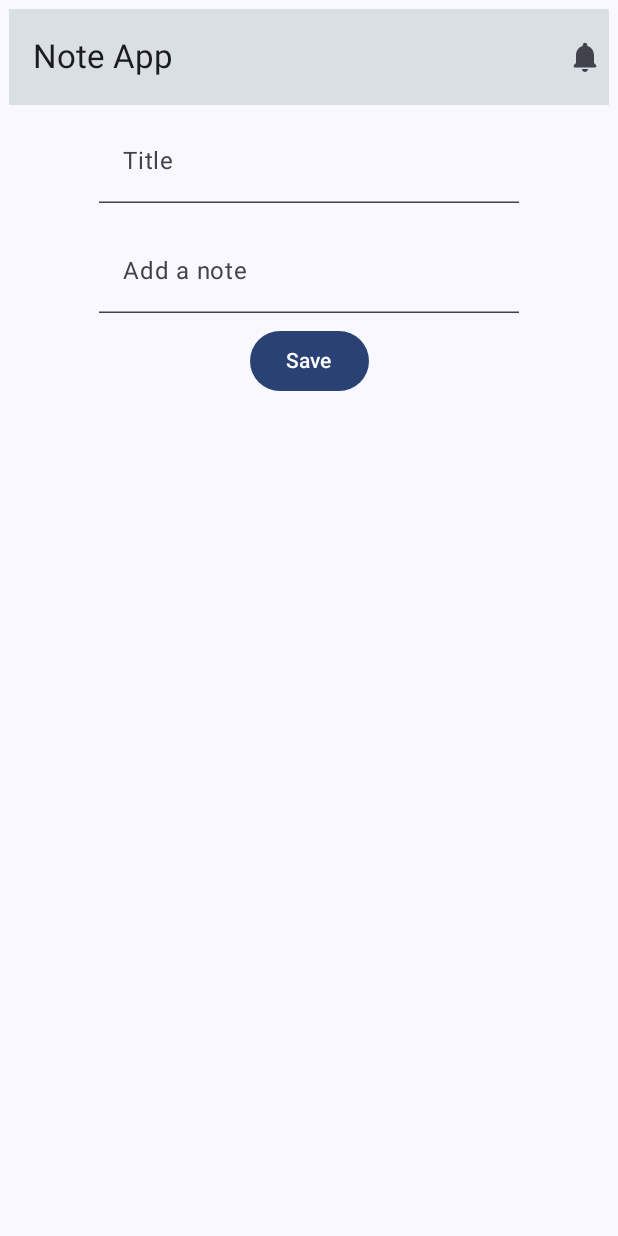
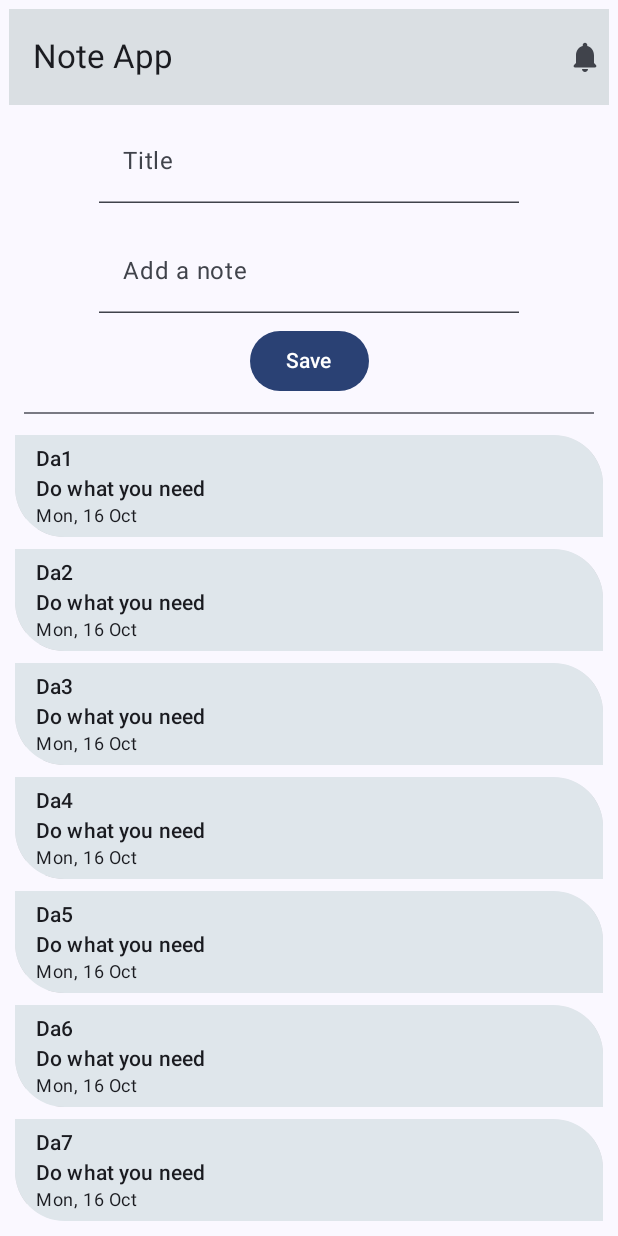
Before and after one commit to arstanrakhmat/compose-note-app, an Android app built with Jetpack Compose: the screen it shows after launch (MainActivity), on a phone screen of 412 x 824 dp. Run offline under Robolectric (Android 15) with nearby library versions, the phone set to English and light mode, and no system bars.

Commit message:
Create note app with dummy implementation

```diff
--- a/app/build.gradle
+++ b/app/build.gradle
@@ -9,7 +9,7 @@ android {
 
     defaultConfig {
         applicationId "com.example.noteapp"
-        minSdk 24
+        minSdk 26
         targetSdk 33
         versionCode 1
         versionName "1.0"
@@ -64,4 +64,5 @@ dependencies {
     androidTestImplementation 'androidx.compose.ui:ui-test-junit4'
     debugImplementation 'androidx.compose.ui:ui-tooling'
     debugImplementation 'androidx.compose.ui:ui-test-manifest'
+    implementation("androidx.lifecycle:lifecycle-viewmodel-compose:2.6.1")
 }
--- a/app/src/main/java/com/example/noteapp/MainActivity.kt
+++ b/app/src/main/java/com/example/noteapp/MainActivity.kt
@@ -3,13 +3,16 @@ package com.example.noteapp
 import android.os.Bundle
 import androidx.activity.ComponentActivity
 import androidx.activity.compose.setContent
+import androidx.activity.viewModels
 import androidx.compose.foundation.layout.fillMaxSize
 import androidx.compose.material3.MaterialTheme
 import androidx.compose.material3.Surface
 import androidx.compose.runtime.Composable
 import androidx.compose.ui.Modifier
 import androidx.compose.ui.tooling.preview.Preview
+import androidx.lifecycle.viewmodel.compose.viewModel
 import com.example.noteapp.screen.NoteScreen
+import com.example.noteapp.screen.NoteViewModel
 import com.example.noteapp.ui.theme.NoteAppTheme
 
 class MainActivity : ComponentActivity() {
@@ -22,11 +25,27 @@ class MainActivity : ComponentActivity() {
                     modifier = Modifier.fillMaxSize(),
                     color = MaterialTheme.colorScheme.background
                 ) {
-                    NoteScreen()
+                    val noteViewModel: NoteViewModel by viewModels()
+                    NotesApp(noteViewModel = noteViewModel)
                 }
             }
         }
     }
+}
+
+@Composable
+fun NotesApp(noteViewModel: NoteViewModel = viewModel()) {
+    val noteList = noteViewModel.getAllNotes()
+
+    NoteScreen(
+        notes = noteList,
+        onAddNote = {
+            noteViewModel.addNote(it)
+        },
+        onRemoveNote = {
+            noteViewModel.removeNote(it)
+        }
+    )
 }
 
 
--- /dev/null
+++ b/app/src/main/java/com/example/noteapp/data/Note.kt
@@ -0,0 +1,11 @@
+package com.example.noteapp.data
+
+import java.time.LocalDateTime
+import java.util.UUID
+
+data class Note(
+    val id: UUID = UUID.randomUUID(), // create random IDs for you
+    var title: String,
+    var description: String,
+    val entryDate: LocalDateTime = LocalDateTime.now()
+)
--- /dev/null
+++ b/app/src/main/java/com/example/noteapp/data/NoteData.kt
@@ -0,0 +1,18 @@
+package com.example.noteapp.data
+
+class NoteDataSource {
+    fun loadNotes(): List<Note> {
+        return listOf(
+            Note(title = "Da1", description = "Do what you need"),
+            Note(title = "Da2", description = "Do what you need"),
+            Note(title = "Da3", description = "Do what you need"),
+            Note(title = "Da4", description = "Do what you need"),
+            Note(title = "Da5", description = "Do what you need"),
+            Note(title = "Da6", description = "Do what you need"),
+            Note(title = "Da7", description = "Do what you need"),
+            Note(title = "Da8", description = "Do what you need"),
+            Note(title = "Da9", description = "Do what you need"),
+            Note(title = "Da10", description = "Do what you need"),
+        )
+    }
+}
--- a/app/src/main/java/com/example/noteapp/screen/NoteScreen.kt
+++ b/app/src/main/java/com/example/noteapp/screen/NoteScreen.kt
@@ -1,12 +1,20 @@
 package com.example.noteapp.screen
 
+import android.widget.Toast
+import androidx.compose.foundation.clickable
 import androidx.compose.foundation.layout.Column
 import androidx.compose.foundation.layout.fillMaxWidth
 import androidx.compose.foundation.layout.padding
+import androidx.compose.foundation.lazy.LazyColumn
+import androidx.compose.foundation.lazy.items
+import androidx.compose.foundation.shape.RoundedCornerShape
 import androidx.compose.material.icons.Icons
 import androidx.compose.material.icons.rounded.Notifications
+import androidx.compose.material3.Divider
 import androidx.compose.material3.ExperimentalMaterial3Api
 import androidx.compose.material3.Icon
+import androidx.compose.material3.MaterialTheme
+import androidx.compose.material3.Surface
 import androidx.compose.material3.Text
 import androidx.compose.material3.TopAppBar
 import androidx.compose.material3.TopAppBarDefaults
@@ -17,17 +25,26 @@ import androidx.compose.runtime.remember
 import androidx.compose.runtime.setValue
 import androidx.compose.ui.Alignment
 import androidx.compose.ui.Modifier
+import androidx.compose.ui.draw.clip
 import androidx.compose.ui.graphics.Color
+import androidx.compose.ui.platform.LocalContext
 import androidx.compose.ui.res.stringResource
 import androidx.compose.ui.tooling.preview.Preview
 import androidx.compose.ui.unit.dp
 import com.example.noteapp.R
 import com.example.noteapp.components.NoteButton
 import com.example.noteapp.components.NoteInputText
+import com.example.noteapp.data.Note
+import com.example.noteapp.data.NoteDataSource
+import java.time.format.DateTimeFormatter
 
 @OptIn(ExperimentalMaterial3Api::class)
 @Composable
-fun NoteScreen() {
+fun NoteScreen(
+    notes: List<Note>,
+    onAddNote: (Note) -> Unit,
+    onRemoveNote: (Note) -> Unit
+) {
     var title by remember {
         mutableStateOf("")
     }
@@ -35,6 +52,7 @@ fun NoteScreen() {
     var description by remember {
         mutableStateOf("")
     }
+    val context = LocalContext.current
 
     Column(modifier = Modifier.padding(6.dp)) {
         TopAppBar(title = {
@@ -69,7 +87,55 @@ fun NoteScreen() {
                     }) description = it
             })
 
-            NoteButton(text = "Save", onClick = { /*TODO*/ })
+            NoteButton(text = "Save", onClick = {
+                if (title.isNotEmpty() && description.isNotEmpty()) {
+                    //save or add to list
+                    onAddNote(Note(title = title, description = description))
+                    title = ""
+                    description = ""
+                    Toast.makeText(context, "Note added", Toast.LENGTH_SHORT).show()
+                }
+            })
+        }
+
+        Divider(modifier = Modifier.padding(10.dp))
+        LazyColumn {
+            items(notes) { note ->
+                NoteRow(note = note, onNoteClicked = {
+                    onRemoveNote(note)
+                })
+            }
+        }
+    }
+}
+
+@Composable
+fun NoteRow(
+    modifier: Modifier = Modifier,
+    note: Note,
+    onNoteClicked: (Note) -> Unit
+) {
+    Surface(
+        modifier
+            .padding(4.dp)
+            .clip(shape = RoundedCornerShape(topEnd = 33.dp, bottomStart = 33.dp))
+            .fillMaxWidth(),
+        color = Color(0xFFDFE6EB),
+        shadowElevation = 6.dp
+    ) {
+        Column(
+            modifier
+                .clickable { onNoteClicked(note) }
+                .padding(horizontal = 14.dp, vertical = 6.dp),
+            horizontalAlignment = Alignment.Start) {
+
+            Text(text = note.title, style = MaterialTheme.typography.titleSmall)
+            Text(text = note.description, style = MaterialTheme.typography.titleSmall)
+            Text(
+                text = note.entryDate.format(DateTimeFormatter.ofPattern("EEE, d MMM")),
+                style = MaterialTheme.typography.bodySmall
+            )
+
         }
     }
 }
@@ -77,5 +143,5 @@ fun NoteScreen() {
 @Preview(showBackground = true)
 @Composable
 fun NotesScreenPreview() {
-    NoteScreen()
+    NoteScreen(notes = NoteDataSource().loadNotes(), onAddNote = {}, onRemoveNote = {})
 }
--- /dev/null
+++ b/app/src/main/java/com/example/noteapp/screen/NoteViewModel.kt
@@ -0,0 +1,25 @@
+package com.example.noteapp.screen
+
+import androidx.compose.runtime.mutableStateListOf
+import androidx.lifecycle.ViewModel
+import com.example.noteapp.data.Note
+import com.example.noteapp.data.NoteDataSource
+
+class NoteViewModel : ViewModel() {
+    private var noteList = mutableStateListOf<Note>()
+
+    init {
+        noteList.addAll(NoteDataSource().loadNotes())
+    }
+    fun addNote(note: Note) {
+        noteList.add(note)
+    }
+
+    fun removeNote(note: Note) {
+        noteList.remove(note)
+    }
+
+    fun getAllNotes(): List<Note> {
+        return noteList
+    }
+}
```
